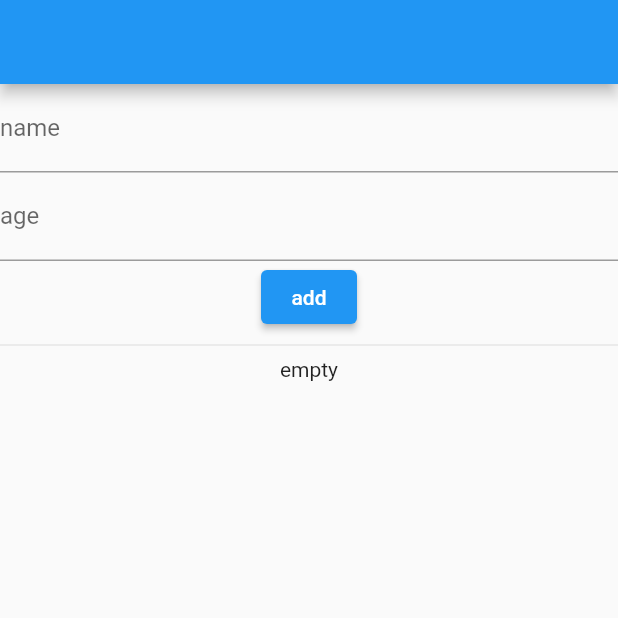
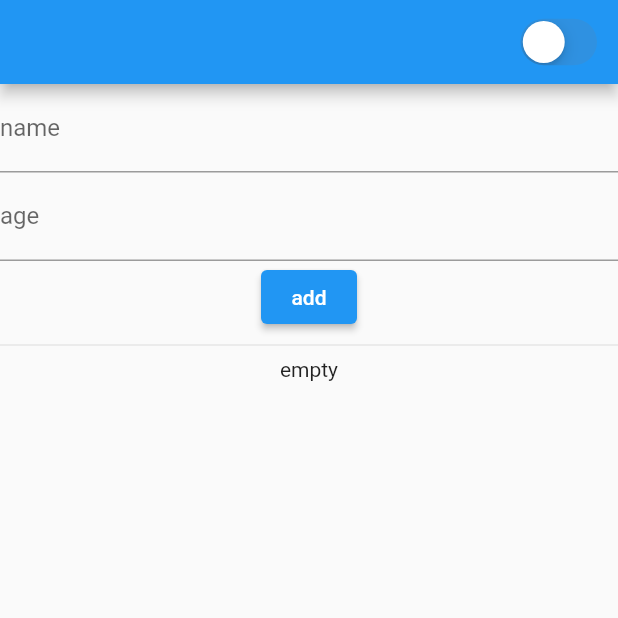
Before and after one commit to adbr-dev/study_package, a Flutter app: the screen it shows after launch, on a phone screen of 412 x 824 dp, the top half of it. Run offline on Flutter 3.47's test engine with Material 2 defaults, Android fonts, the light colour scheme and no system bars; our stand-ins replace flutter_local_notifications, flutter_native_timezone, fluttertoast, hive_flutter, image_picker, timezone; accounts and stored records are empty.

Commit message:
feat: add hive package / hive 단순 추가, 불러오기 기능(다크모드)

```diff
--- a/lib/main.dart
+++ b/lib/main.dart
@@ -1,16 +1,25 @@
 import 'package:flutter/material.dart';
 import 'package:flutter_local_notifications/flutter_local_notifications.dart';
 import 'package:flutter_native_timezone/flutter_native_timezone.dart';
+import 'package:hive_flutter/hive_flutter.dart';
 import 'package:timezone/data/latest_all.dart' as tz;
 import 'package:timezone/timezone.dart' as tz;
 
 import 'page/user_list_page.dart';
 
-void main() {
+void main() async {
   WidgetsFlutterBinding.ensureInitialized();
+
+  await _initHive();
+
   _initNotiSetting();
 
   runApp(const MyApp());
+}
+
+Future<void> _initHive() async {
+  await Hive.initFlutter();
+  await Hive.openBox('darkModeBox');
 }
 
 final flutterLocalNotificationsPlugin = FlutterLocalNotificationsPlugin();
@@ -44,12 +53,20 @@ class MyApp extends StatelessWidget {
 
   @override
   Widget build(BuildContext context) {
+    return ValueListenableBuilder(
+        valueListenable: Hive.box('darkModeBox').listenable(),
+        builder: (context, Box box, widget) {
+          final darkMode = box.get('darkMode', defaultValue: false);
+
           return MaterialApp(
             title: 'Flutter Demo',
+            themeMode: darkMode ? ThemeMode.dark : ThemeMode.light,
+            darkTheme: ThemeData.dark(),
             theme: ThemeData(
               primarySwatch: Colors.blue,
             ),
             home: const UserListPage(),
           );
+        });
   }
 }
--- a/lib/page/user_list_page.dart
+++ b/lib/page/user_list_page.dart
@@ -1,4 +1,6 @@
+import 'package:flutter/cupertino.dart';
 import 'package:flutter/material.dart';
+import 'package:hive_flutter/hive_flutter.dart';
 import 'package:study_package/model/inputform.dart';
 
 class UserListPage extends StatefulWidget {
@@ -13,6 +15,13 @@ class _UserListPageState extends State<UserListPage> {
   TextEditingController ageController = TextEditingController();
 
   final users = <InputForm>[];
+  late Box _darkMode;
+
+  @override
+  void initState() {
+    super.initState();
+    _darkMode = Hive.box('darkModeBox');
+  }
 
   @override
   void dispose() {
@@ -23,8 +32,23 @@ class _UserListPageState extends State<UserListPage> {
 
   @override
   Widget build(BuildContext context) {
+    final darkMode =
+        Hive.box('darkModeBox').get('darkMode', defaultValue: false);
+
     return Scaffold(
-      appBar: AppBar(),
+      appBar: AppBar(
+        actions: [
+          CupertinoSwitch(
+            value: darkMode,
+            onChanged: (val) {
+              setState(() {
+                _darkMode.put('darkMode', val);
+              });
+            },
+          ),
+          const SizedBox(width: 10),
+        ],
+      ),
       body: Column(
         children: [
           Column(
--- a/pubspec.yaml
+++ b/pubspec.yaml
@@ -45,6 +45,10 @@ dependencies:
 
   # gallery, camera
   image_picker: ^0.8.4+4
+
+  # hive
+  hive: ^2.0.5
+  hive_flutter: ^1.1.0
 
 dev_dependencies:
   flutter_test:
```
Also changed, not shown: pubspec.lock, 1 other file. Lines whose indentation alone changed are shown as unchanged.
